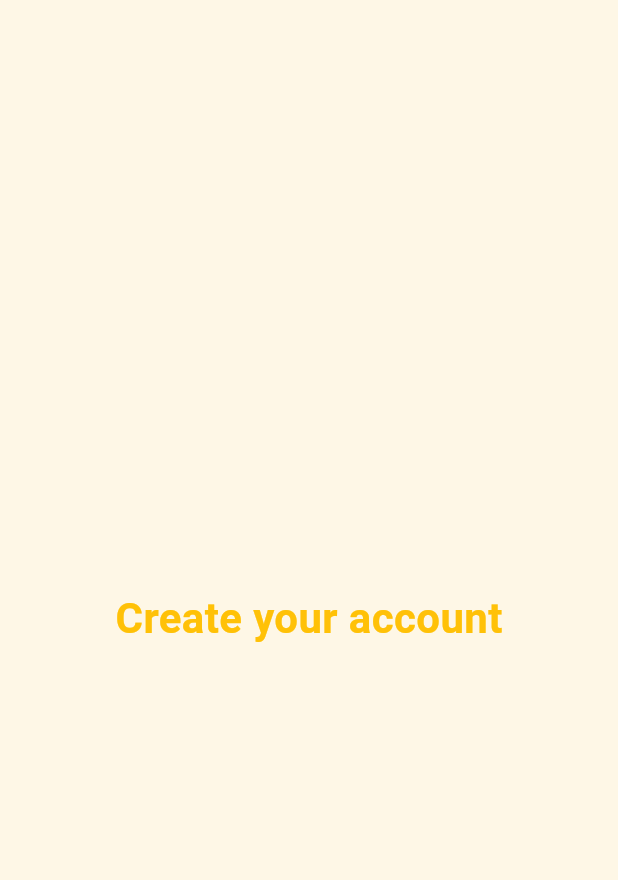
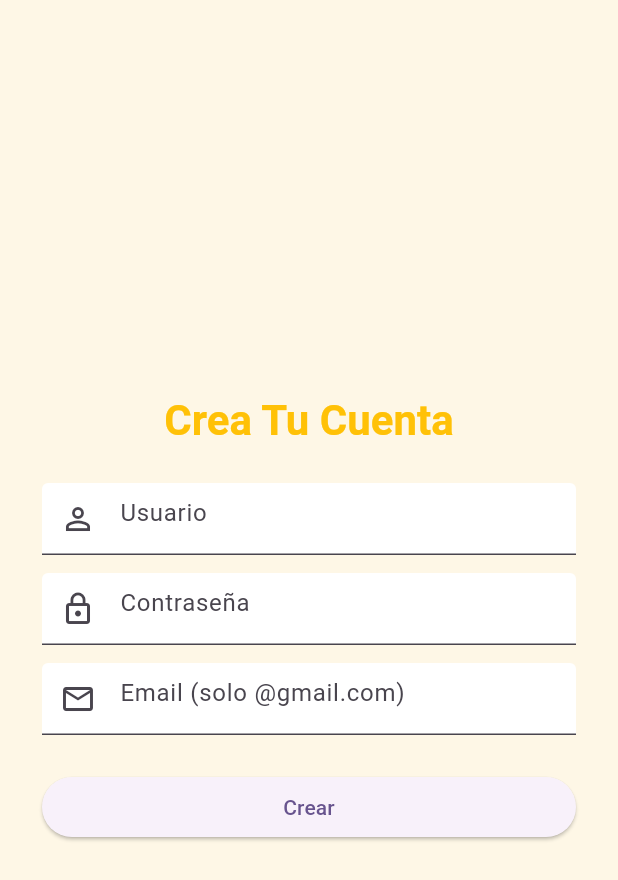
Before and after one commit to Moviles-2025-2-Grupo-Chevere/TalentBridge, a Flutter app: the Signup screen opened directly, on a phone screen of 412 x 824 dp. Shown: the top 880 px of the screen. Run offline on Flutter 3.47's test engine with Material 3 defaults, Android fonts, the phone set to English and light mode, and no system bars.

Commit message:
Feature: implement Signup Form with username, password, and gmail-only email validation

```diff
--- a/talent_bridge_fl/lib/views/signup/signup.dart
+++ b/talent_bridge_fl/lib/views/signup/signup.dart
@@ -1,4 +1,6 @@
 import 'package:flutter/material.dart';
+import 'package:flutter/services.dart';
+
 
 // ---------- VALIDATORS (top-level; no UI yet) ----------
 
@@ -45,18 +47,116 @@ class Signup extends StatefulWidget {
 }
 
 class _SignupState extends State<Signup> {
+  final _formKey = GlobalKey<FormState>();
+
+  final _userCtrl = TextEditingController();
+  final _passCtrl = TextEditingController();
+  final _emailCtrl = TextEditingController();
+
+  @override
+  void dispose() {
+    _userCtrl.dispose();
+    _passCtrl.dispose();
+    _emailCtrl.dispose();
+    super.dispose();
+  }
+
+  void _submit() {
+    final ok = _formKey.currentState?.validate() ?? false;
+    if (ok) {
+      ScaffoldMessenger.of(context).showSnackBar(
+        const SnackBar(content: Text('Formulario válido — listo para crear cuenta')),
+      );
+    }
+  }
+
   @override
   Widget build(BuildContext context) {
-    return const Scaffold(
-      backgroundColor: Color(0xFFFEF7E6),
+    return Scaffold(
+      backgroundColor: const Color(0xFFFEF7E6), // cream bg
       body: SafeArea(
         child: Center(
-          child: Text(
-            'Create your account',
-            style: TextStyle(
-              fontSize: 28,
-              fontWeight: FontWeight.w700,
-              color: Color(0xFFFFC107),
+          child: SingleChildScrollView(
+            padding: const EdgeInsets.symmetric(horizontal: 28, vertical: 16),
+            child: Form(
+              key: _formKey,
+              autovalidateMode: AutovalidateMode.onUserInteraction,
+              child: Column(
+                crossAxisAlignment: CrossAxisAlignment.stretch,
+                children: [
+                  // Title
+                  Text(
+                    'Crea Tu Cuenta',
+                    textAlign: TextAlign.center,
+                    style: Theme.of(context).textTheme.headlineMedium?.copyWith(
+                          color: const Color(0xFFFFC107), // amber
+                          fontWeight: FontWeight.w700,
+                        ),
+                  ),
+                  const SizedBox(height: 24),
+
+                  // Usuario
+                  TextFormField(
+                    controller: _userCtrl,
+                    textInputAction: TextInputAction.next,
+                    inputFormatters: [
+                      LengthLimitingTextInputFormatter(30),
+                      FilteringTextInputFormatter.deny(RegExp(r'\s')), // no spaces
+                    ],
+                    decoration: const InputDecoration(
+                      hintText: 'Usuario',
+                      prefixIcon: Icon(Icons.person_outline),
+                      filled: true,
+                      fillColor: Colors.white,
+                    ),
+                    validator: _username, // from Step 2
+                  ),
+                  const SizedBox(height: 12),
+
+                  // Contraseña
+                  TextFormField(
+                    controller: _passCtrl,
+                    textInputAction: TextInputAction.next,
+                    obscureText: true,
+                    inputFormatters: [LengthLimitingTextInputFormatter(64)],
+                    decoration: const InputDecoration(
+                      hintText: 'Contraseña',
+                      prefixIcon: Icon(Icons.lock_outline),
+                      filled: true,
+                      fillColor: Colors.white,
+                    ),
+                    validator: _password, // from Step 2
+                  ),
+                  const SizedBox(height: 12),
+
+                  // Email (gmail only)
+                  TextFormField(
+                    controller: _emailCtrl,
+                    textInputAction: TextInputAction.done,
+                    keyboardType: TextInputType.emailAddress,
+                    autofillHints: const [AutofillHints.email],
+                    inputFormatters: [
+                      LengthLimitingTextInputFormatter(254),
+                      FilteringTextInputFormatter.deny(RegExp(r'\s')),
+                    ],
+                    decoration: const InputDecoration(
+                      hintText: 'Email (solo @gmail.com)',
+                      prefixIcon: Icon(Icons.email_outlined),
+                      filled: true,
+                      fillColor: Colors.white,
+                    ),
+                    validator: _gmailOnly, // from Step 2
+                    onFieldSubmitted: (_) => _submit(),
+                  ),
+                  const SizedBox(height: 24),
+
+                  // Crear (always enabled in this step)
+                  ElevatedButton(
+                    onPressed: _submit,
+                    child: const Text('Crear'),
+                  ),
+                ],
+              ),
             ),
           ),
         ),
```
